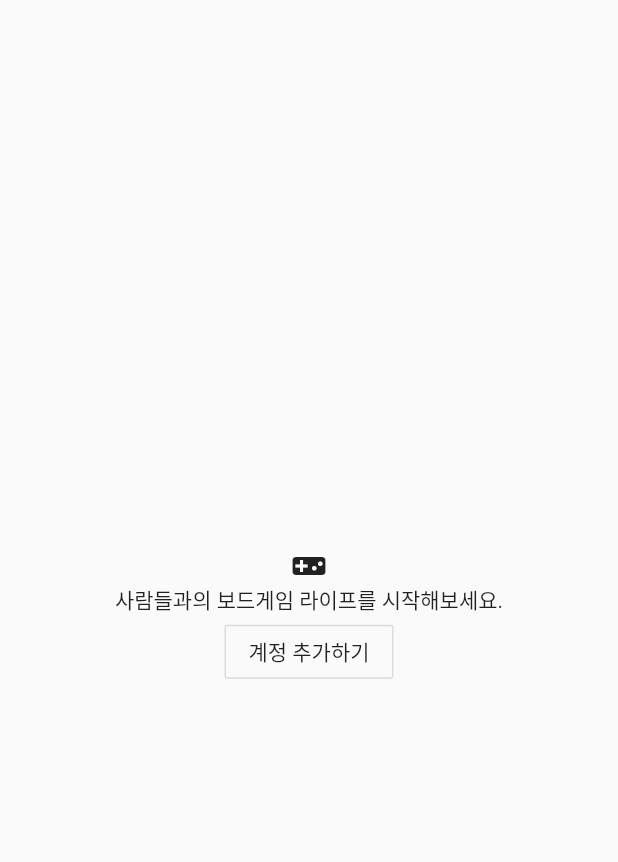
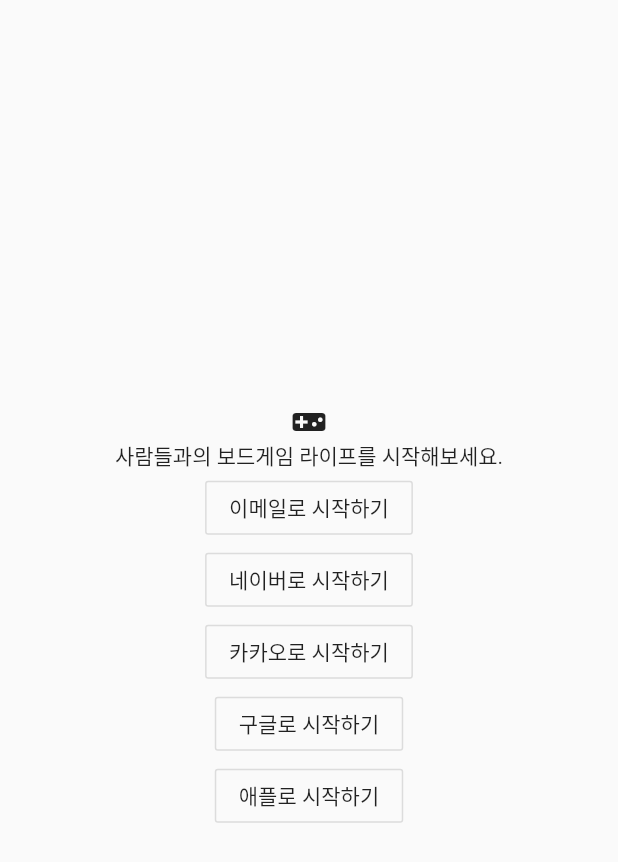
Before and after one commit to Zimins/boardgamers, a Flutter app: the ProfilePage screen opened directly, on a phone screen of 412 x 824 dp. Shown: the top 862 px of the screen. Run offline on Flutter 3.47's test engine with Material 2 defaults, Android fonts, the phone set to English and light mode, and no system bars.

```diff
--- a/lib/profile_page.dart
+++ b/lib/profile_page.dart
@@ -15,7 +15,39 @@ class ProfilePage extends StatelessWidget {
                 // 회원가입, 로그인 추가
               },
               child: Text(
-                "계정 추가하기",
+                "이메일로 시작하기",
+              ),
+            ),
+            OutlineButton(
+              onPressed: () {
+                // 회원가입, 로그인 추가
+              },
+              child: Text(
+                "네이버로 시작하기",
+              ),
+            ),
+            OutlineButton(
+              onPressed: () {
+                // 회원가입, 로그인 추가
+              },
+              child: Text(
+                "카카오로 시작하기",
+              ),
+            ),
+            OutlineButton(
+              onPressed: () {
+                // 회원가입, 로그인 추가
+              },
+              child: Text(
+                "구글로 시작하기",
+              ),
+            ),
+            OutlineButton(
+              onPressed: () {
+                // 회원가입, 로그인 추가
+              },
+              child: Text(
+                "애플로 시작하기",
               ),
             ),
           ],
--- a/lib/setting_page.dart
+++ b/lib/setting_page.dart
@@ -7,7 +7,11 @@ class SettingPage extends StatelessWidget {
       body: Column(
         children: [
           Text("테마 설정"),
-          Text("앱 정보"),
+          GestureDetector(
+              onTap: () {
+                showAboutDialog(context: context);
+              },
+              child: Text("앱 정보")),
         ],
       ),
     );
```
Also changed, not shown: pubspec.yaml (+12 -0 lines), pubspec.lock, 3 other files.
